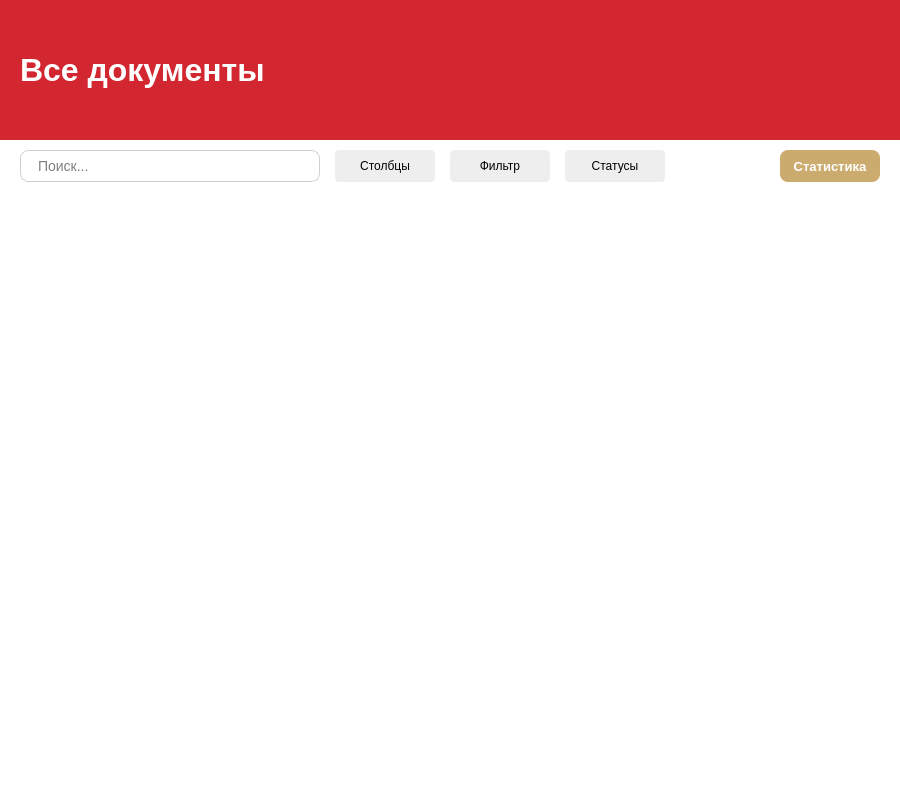
This is client/ui/documents/table/documents_panel.ui in lerakaplich/Documents as Qt 5 draws it before an edit. The edited form follows.
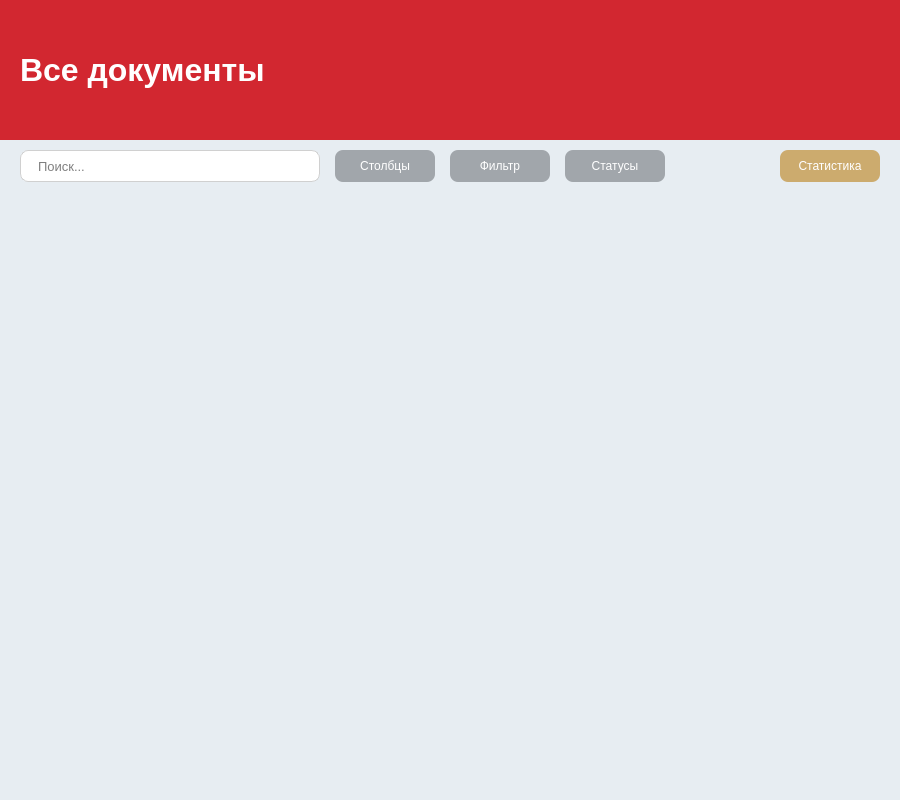
This is the edited form.

Patch:
```diff
--- a/client/ui/documents/table/documents_panel.ui
+++ b/client/ui/documents/table/documents_panel.ui
@@ -14,7 +14,7 @@
    <string>DocumentsPanel</string>
   </property>
   <property name="styleSheet">
-   <string notr="true">#DocumentsPanel { background-color: white; }</string>
+   <string notr="true">#DocumentsPanel { background-color: transparent; }</string>
   </property>
   <layout class="QVBoxLayout" name="verticalLayout">
    <property name="spacing">
@@ -112,7 +112,7 @@
       </size>
      </property>
      <property name="styleSheet">
-      <string notr="true">#toolBar { background-color: white; }</string>
+      <string notr="true">#toolBar { background-color: #E7EDF2; }</string>
      </property>
      <layout class="QHBoxLayout" name="toolBarLayout">
       <property name="spacing">
@@ -148,8 +148,8 @@
          <string notr="true">QLineEdit {
     border: 1px solid #D0D0D0;
     border-radius: 8px;
+    font-size: 13px;
     padding: 5px 15px;
-    font-size: 14px;
     background-color: white;
 }
 QLineEdit:focus {
@@ -177,10 +177,10 @@
         </property>
         <property name="styleSheet">
          <string notr="true">QPushButton {
-    background-color: #eeeeee;
-    border-radius: 4px;
+    background-color: #A1A6AB;
+    border-radius: 8px;
     font-weight: normal;
-    color: black;
+    color: white;
 }
 QPushButton:hover {
     background-color: #dddddd;
@@ -207,10 +207,10 @@
         </property>
         <property name="styleSheet">
          <string notr="true">QPushButton {
-    background-color: #eeeeee;
-    border-radius: 4px;
+    background-color: #A1A6AB;
+    border-radius: 8px;
     font-weight: normal;
-    color: black;
+    color: white;
 }
 QPushButton:hover {
     background-color: #dddddd;
@@ -237,10 +237,10 @@
         </property>
         <property name="styleSheet">
          <string notr="true">QPushButton {
-    background-color: #eeeeee;
-    border-radius: 4px;
+    background-color: #A1A6AB;
+    border-radius: 8px;
     font-weight: normal;
-    color: black;
+    color: white;
 }
 QPushButton:hover {
     background-color: #dddddd;
@@ -279,14 +279,11 @@
          </size>
         </property>
         <property name="styleSheet">
-         <string notr="true">
-QPushButton {
+         <string notr="true">QPushButton {
     background-color: #ccab6e;
-    color: white;
     border-radius: 8px;
-    font-weight: bold;
-    font-size: 13px;
-    border: none;
+    font-weight: normal;
+    color: white;
 }
 QPushButton:hover {
     background-color: #998664;
@@ -294,6 +291,7 @@
 QPushButton:pressed {
     background-color: #7a6a50;
 }
+
         </string>
         </property>
         <property name="text">
@@ -307,7 +305,7 @@
    <item>
     <widget class="QFrame" name="contentFrame">
      <property name="styleSheet">
-      <string notr="true">#contentFrame { background-color: white; }</string>
+      <string notr="true">#contentFrame { background-color: #E7EDF2; }</string>
      </property>
      <property name="frameShape">
       <enum>QFrame::Shape::NoFrame</enum>
```
